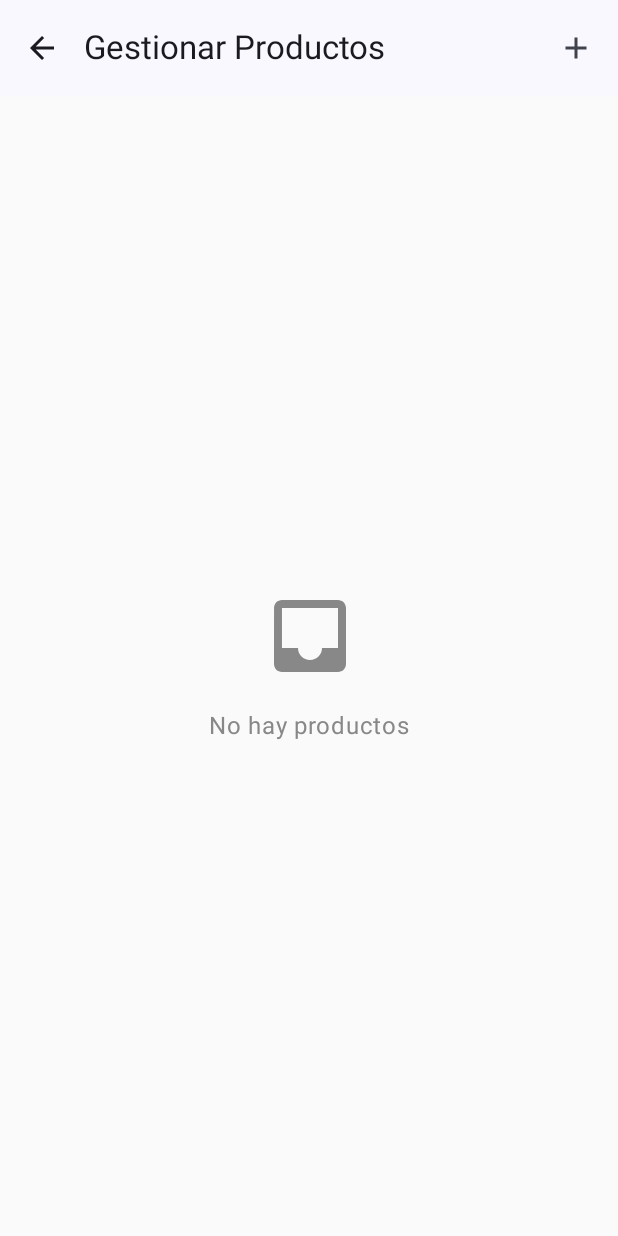
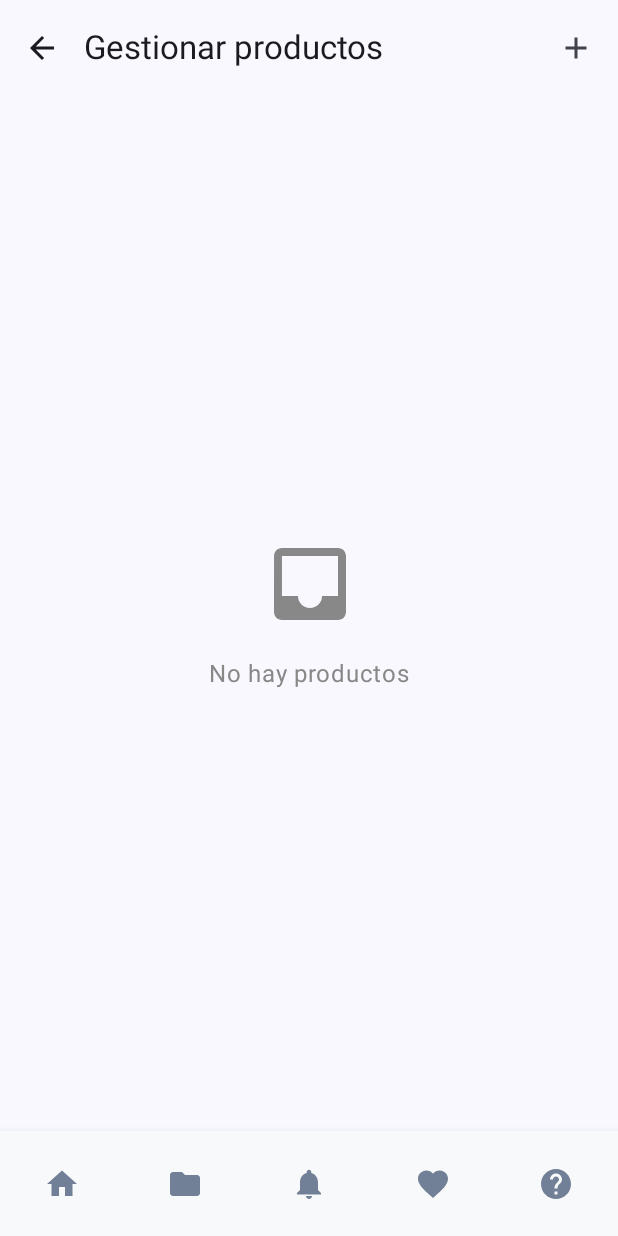
Before and after one commit to EythelVega/Lab-DM-1, an Android app built with Jetpack Compose: the ManageProductsScreen screen opened through its navigation route, on a phone screen of 412 x 824 dp. Run offline under Robolectric (Android 15) with nearby library versions, the phone set to English and light mode, and no system bars; our stand-ins replace Firebase (no records; nobody signed in at launch, a user with empty details on screens opened directly).

Commit message:
Corregir ortografía y capitalización; agregar barra de navegación inferior en todas las pantallas

```diff
--- a/LAB INGDISPMOV/app/src/main/java/com/bav/labdispositivosmovilesbav/SuccessScreen.kt
+++ b/LAB INGDISPMOV/app/src/main/java/com/bav/labdispositivosmovilesbav/SuccessScreen.kt
@@ -69,7 +69,7 @@ fun SuccessScreen(
 
             // Mensaje de éxito
             Text(
-                text = "¡Registro Exitoso!\nPor favor, verifica tu correo electrónico para activar tu cuenta.",
+                text = "¡Registro exitoso!\nPor favor, verifica tu correo electrónico para activar tu cuenta.",
                 fontSize = 24.sp,
                 fontWeight = FontWeight.Bold,
                 color = Color.White,
--- a/LAB INGDISPMOV/app/src/main/java/com/bav/labdispositivosmovilesbav/screens/HomeScreen.kt
+++ b/LAB INGDISPMOV/app/src/main/java/com/bav/labdispositivosmovilesbav/screens/HomeScreen.kt
@@ -193,7 +193,7 @@ fun QuickAccessGrid(userRole: String, navController: NavController) {
     ) {
         item {
             QuickAccessCard(
-                title = "Ver Catálogo",
+                title = "Ver catálogo",
                 gradientColors = listOf(
                     Color(0xFF7209B7),
                     Color(0xFF004E89)
--- a/LAB INGDISPMOV/app/src/main/java/com/bav/labdispositivosmovilesbav/screens/ManageProductsScreen.kt
+++ b/LAB INGDISPMOV/app/src/main/java/com/bav/labdispositivosmovilesbav/screens/ManageProductsScreen.kt
@@ -22,6 +22,7 @@ import androidx.compose.ui.text.font.FontWeight
 import androidx.compose.ui.unit.dp
 import androidx.compose.ui.unit.sp
 import androidx.navigation.NavController
+import com.bav.labdispositivosmovilesbav.components.BottomNavigationBar
 import com.bav.labdispositivosmovilesbav.repository.ProductRepository
 import com.models.Product
 import com.models.ProductStatus
@@ -31,7 +32,8 @@ import java.io.InputStream
 @OptIn(ExperimentalMaterial3Api::class)
 @Composable
 fun ManageProductsScreen(
-    navController: NavController
+    navController: NavController,
+    userRole: String = "Administrador"
 ) {
     val repository = remember { ProductRepository() }
     var products by remember { mutableStateOf<List<Product>>(emptyList()) }
@@ -47,10 +49,10 @@ fun ManageProductsScreen(
         isLoading = false
     }
 
-    Column(modifier = Modifier.fillMaxSize()) {
-        // Header
+    Scaffold(
+        topBar = {
             TopAppBar(
-            title = { Text("Gestionar Productos") },
+                title = { Text("Gestionar productos") },
                 navigationIcon = {
                     IconButton(onClick = { navController.navigateUp() }) {
                         Icon(Icons.Default.ArrowBack, "Volver")
@@ -62,18 +64,26 @@ fun ManageProductsScreen(
                     }
                 }
             )
-
+        },
+        bottomBar = {
+            BottomNavigationBar(navController = navController, currentRoute = "manage_products", userRole = userRole)
+        }
+    ) { paddingValues ->
         // Lista de productos
         if (isLoading) {
             Box(
-                modifier = Modifier.fillMaxSize(),
+                modifier = Modifier
+                    .fillMaxSize()
+                    .padding(paddingValues),
                 contentAlignment = Alignment.Center
             ) {
                 CircularProgressIndicator()
             }
         } else if (products.isEmpty()) {
             Box(
-                modifier = Modifier.fillMaxSize(),
+                modifier = Modifier
+                    .fillMaxSize()
+                    .padding(paddingValues),
                 contentAlignment = Alignment.Center
             ) {
                 Column(
@@ -95,6 +105,7 @@ fun ManageProductsScreen(
             }
         } else {
             LazyColumn(
+                modifier = Modifier.padding(paddingValues),
                 contentPadding = PaddingValues(16.dp),
                 verticalArrangement = Arrangement.spacedBy(12.dp)
             ) {
@@ -195,7 +206,7 @@ fun ProductManagementCard(
                 ) {
                     Text(
                         text = when (product.status) {
-                            ProductStatus.EN_STOCK -> "En Stock"
+                            ProductStatus.EN_STOCK -> "En stock"
                             ProductStatus.PROXIMAMENTE -> "Próximamente"
                         },
                         fontSize = 12.sp,
@@ -242,7 +253,7 @@ fun AddEditProductDialog(
 
     AlertDialog(
         onDismissRequest = onDismiss,
-        title = { Text(if (product == null) "Agregar Producto" else "Editar Producto") },
+        title = { Text(if (product == null) "Agregar producto" else "Editar producto") },
         text = {
             Column(verticalArrangement = Arrangement.spacedBy(12.dp)) {
                 // Selector de imagen
@@ -312,7 +323,7 @@ fun AddEditProductDialog(
                     FilterChip(
                         selected = status == ProductStatus.EN_STOCK,
                         onClick = { status = ProductStatus.EN_STOCK },
-                        label = { Text("En Stock") },
+                        label = { Text("En stock") },
                         modifier = Modifier.weight(1f)
                     )
                     FilterChip(
--- a/LAB INGDISPMOV/app/src/main/java/com/bav/labdispositivosmovilesbav/screens/NotificationsScreen.kt
+++ b/LAB INGDISPMOV/app/src/main/java/com/bav/labdispositivosmovilesbav/screens/NotificationsScreen.kt
@@ -34,7 +34,7 @@ import androidx.compose.foundation.shape.CircleShape
 
 @OptIn(ExperimentalMaterial3Api::class)
 @Composable
-fun NotificationsScreen(navController: NavController) {
+fun NotificationsScreen(navController: NavController, userRole: String = "Usuario") {
     val repository = remember { NotificationRepository() }
     var notifications by remember { mutableStateOf<List<Notification>>(emptyList()) }
     var isLoading by remember { mutableStateOf(true) }
@@ -79,7 +79,7 @@ fun NotificationsScreen(navController: NavController) {
             )
         },
         bottomBar = {
-            BottomNavigationBar(navController, "notifications", "Usuario")
+            BottomNavigationBar(navController, "notifications", userRole)
         }
     ) { paddingValues ->
         if (isLoading) {
```
Also changed, not shown: LAB INGDISPMOV/app/src/main/java/com/bav/labdispositivosmovilesbav/navigation/NavGraph.kt (+8 -6 lines), LAB INGDISPMOV/app/src/main/java/com/bav/labdispositivosmovilesbav/screens/CatalogScreen.kt (+20 -7 lines), LAB INGDISPMOV/app/src/main/java/com/bav/labdispositivosmovilesbav/screens/FacebookScreen.kt (+6 -2 lines), LAB INGDISPMOV/app/src/main/java/com/bav/labdispositivosmovilesbav/screens/HelpScreen.kt (+8 -4 lines), LAB INGDISPMOV/app/src/main/java/com/bav/labdispositivosmovilesbav/screens/ManageNotificationsScreen.kt (+5 -5 lines), LAB INGDISPMOV/app/src/main/java/com/bav/labdispositivosmovilesbav/screens/ProductDetailScreen.kt (+7 -2 lines), LAB INGDISPMOV/app/src/main/res/values/strings.xml (+9 -9 lines), 1 other file. Lines whose indentation alone changed are shown as unchanged.
